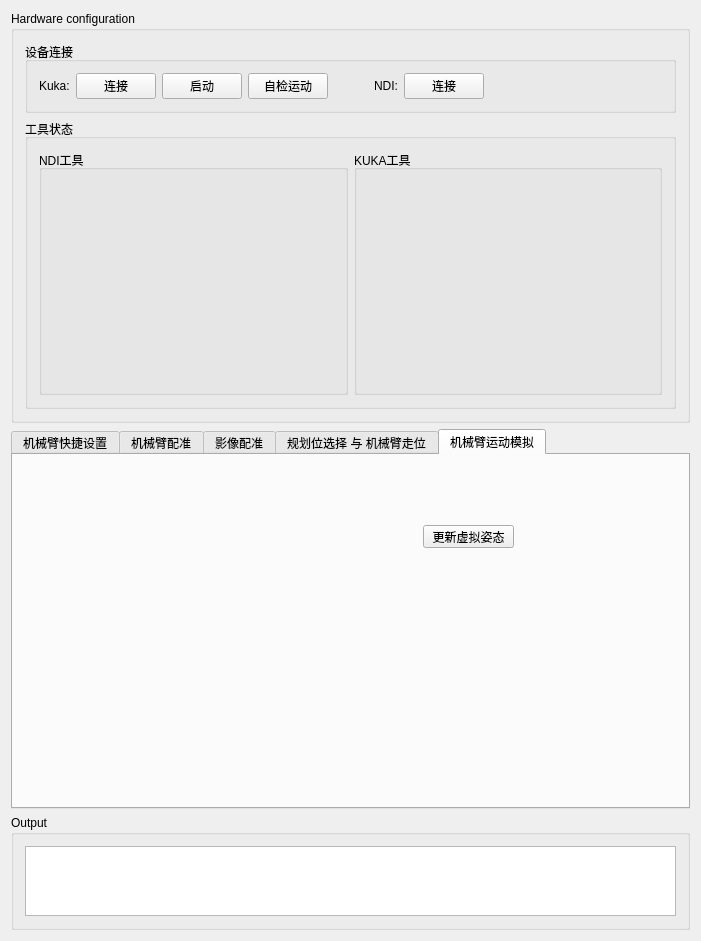
zhaomengxiao/LancetMITK-Adition, file Plugins/org.mitk.lancet.surgicalsimulate/src/internal/SurgicalSimulateControls.ui: the form before one commit.
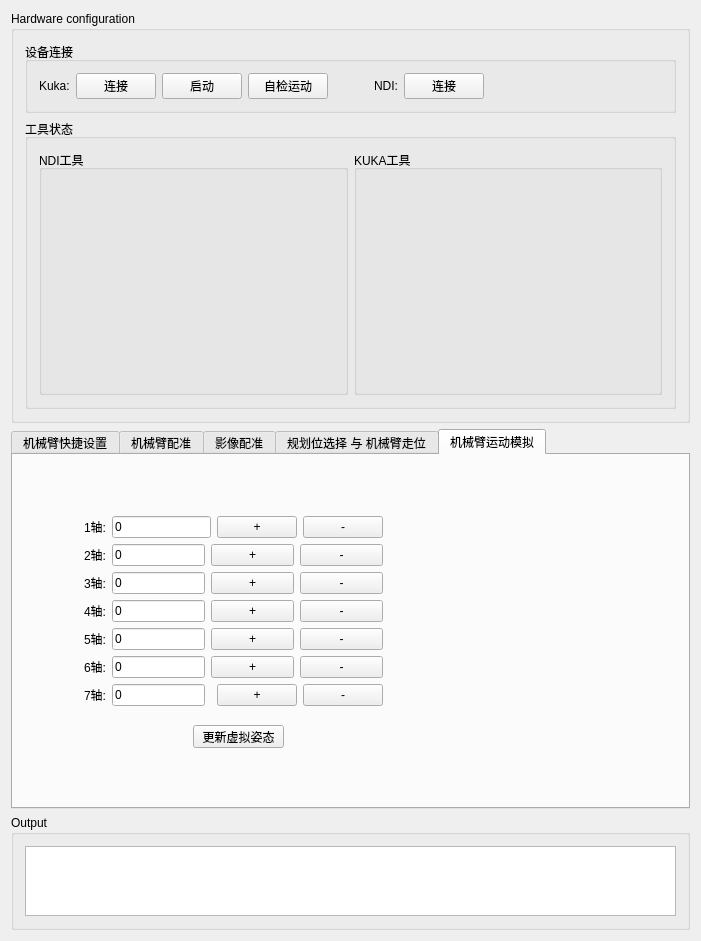
The form after the commit. Custom widgets are drawn as their Qt base class.

Commit message: Feature(SurgicalSimulate): robot surface move simulation

```diff
--- a/Plugins/org.mitk.lancet.surgicalsimulate/src/internal/SurgicalSimulateControls.ui
+++ b/Plugins/org.mitk.lancet.surgicalsimulate/src/internal/SurgicalSimulateControls.ui
@@ -1212,8 +1212,8 @@
       <widget class="QPushButton" name="pushButton_updateRobotSimuPose">
        <property name="geometry">
         <rect>
-         <x>410</x>
-         <y>70</y>
+         <x>180</x>
+         <y>270</y>
          <width>91</width>
          <height>23</height>
         </rect>
@@ -1227,15 +1227,17 @@
         <rect>
          <x>60</x>
          <y>50</y>
-         <width>159</width>
-         <height>22</height>
+         <width>321</width>
+         <height>213</height>
         </rect>
        </property>
+       <layout class="QGridLayout" name="gridLayout_16">
+        <item row="0" column="0" colspan="2">
        <layout class="QHBoxLayout" name="horizontalLayout_3">
         <item>
          <widget class="QLabel" name="label_7">
           <property name="text">
-           <string>1轴：</string>
+             <string>1轴:</string>
           </property>
          </widget>
         </item>
@@ -1247,21 +1249,31 @@
          </widget>
         </item>
        </layout>
-      </widget>
-      <widget class="QWidget" name="">
-       <property name="geometry">
-        <rect>
-         <x>60</x>
-         <y>90</y>
-         <width>159</width>
-         <height>22</height>
-        </rect>
-       </property>
+        </item>
+        <item row="0" column="2">
+         <layout class="QHBoxLayout" name="horizontalLayout_29">
+          <item>
+           <widget class="QPushButton" name="pushButton_a1_p">
+            <property name="text">
+             <string>+</string>
+            </property>
+           </widget>
+          </item>
+          <item>
+           <widget class="QPushButton" name="pushButton_a1_m">
+            <property name="text">
+             <string>-</string>
+            </property>
+           </widget>
+          </item>
+         </layout>
+        </item>
+        <item row="1" column="0">
        <layout class="QHBoxLayout" name="horizontalLayout_19">
         <item>
          <widget class="QLabel" name="label_20">
           <property name="text">
-           <string>2轴：</string>
+             <string>2轴:</string>
           </property>
          </widget>
         </item>
@@ -1273,21 +1285,31 @@
          </widget>
         </item>
        </layout>
-      </widget>
-      <widget class="QWidget" name="">
-       <property name="geometry">
-        <rect>
-         <x>60</x>
-         <y>130</y>
-         <width>159</width>
-         <height>22</height>
-        </rect>
-       </property>
+        </item>
+        <item row="1" column="1" colspan="2">
+         <layout class="QHBoxLayout" name="horizontalLayout_30">
+          <item>
+           <widget class="QPushButton" name="pushButton_a2_p">
+            <property name="text">
+             <string>+</string>
+            </property>
+           </widget>
+          </item>
+          <item>
+           <widget class="QPushButton" name="pushButton_a2_m">
+            <property name="text">
+             <string>-</string>
+            </property>
+           </widget>
+          </item>
+         </layout>
+        </item>
+        <item row="2" column="0">
        <layout class="QHBoxLayout" name="horizontalLayout_20">
         <item>
          <widget class="QLabel" name="label_21">
           <property name="text">
-           <string>3轴：</string>
+             <string>3轴:</string>
           </property>
          </widget>
         </item>
@@ -1299,21 +1321,31 @@
          </widget>
         </item>
        </layout>
-      </widget>
-      <widget class="QWidget" name="">
-       <property name="geometry">
-        <rect>
-         <x>60</x>
-         <y>170</y>
-         <width>159</width>
-         <height>22</height>
-        </rect>
-       </property>
+        </item>
+        <item row="2" column="1" colspan="2">
+         <layout class="QHBoxLayout" name="horizontalLayout_31">
+          <item>
+           <widget class="QPushButton" name="pushButton_a3_p">
+            <property name="text">
+             <string>+</string>
+            </property>
+           </widget>
+          </item>
+          <item>
+           <widget class="QPushButton" name="pushButton_a3_m">
+            <property name="text">
+             <string>-</string>
+            </property>
+           </widget>
+          </item>
+         </layout>
+        </item>
+        <item row="3" column="0">
        <layout class="QHBoxLayout" name="horizontalLayout_21">
         <item>
          <widget class="QLabel" name="label_22">
           <property name="text">
-           <string>4轴：</string>
+             <string>4轴:</string>
           </property>
          </widget>
         </item>
@@ -1325,21 +1357,31 @@
          </widget>
         </item>
        </layout>
-      </widget>
-      <widget class="QWidget" name="">
-       <property name="geometry">
-        <rect>
-         <x>60</x>
-         <y>200</y>
-         <width>159</width>
-         <height>22</height>
-        </rect>
-       </property>
+        </item>
+        <item row="3" column="1" colspan="2">
+         <layout class="QHBoxLayout" name="horizontalLayout_32">
+          <item>
+           <widget class="QPushButton" name="pushButton_a4_p">
+            <property name="text">
+             <string>+</string>
+            </property>
+           </widget>
+          </item>
+          <item>
+           <widget class="QPushButton" name="pushButton_a4_m">
+            <property name="text">
+             <string>-</string>
+            </property>
+           </widget>
+          </item>
+         </layout>
+        </item>
+        <item row="4" column="0">
        <layout class="QHBoxLayout" name="horizontalLayout_26">
         <item>
          <widget class="QLabel" name="label_26">
           <property name="text">
-           <string>5轴：</string>
+             <string>5轴:</string>
           </property>
          </widget>
         </item>
@@ -1351,21 +1393,31 @@
          </widget>
         </item>
        </layout>
-      </widget>
-      <widget class="QWidget" name="">
-       <property name="geometry">
-        <rect>
-         <x>60</x>
-         <y>240</y>
-         <width>159</width>
-         <height>22</height>
-        </rect>
-       </property>
+        </item>
+        <item row="4" column="1" colspan="2">
+         <layout class="QHBoxLayout" name="horizontalLayout_33">
+          <item>
+           <widget class="QPushButton" name="pushButton_a5_p">
+            <property name="text">
+             <string>+</string>
+            </property>
+           </widget>
+          </item>
+          <item>
+           <widget class="QPushButton" name="pushButton_a5_m">
+            <property name="text">
+             <string>-</string>
+            </property>
+           </widget>
+          </item>
+         </layout>
+        </item>
+        <item row="5" column="0">
        <layout class="QHBoxLayout" name="horizontalLayout_27">
         <item>
          <widget class="QLabel" name="label_27">
           <property name="text">
-           <string>6轴：</string>
+             <string>6轴:</string>
           </property>
          </widget>
         </item>
@@ -1377,21 +1429,31 @@
          </widget>
         </item>
        </layout>
-      </widget>
-      <widget class="QWidget" name="">
-       <property name="geometry">
-        <rect>
-         <x>60</x>
-         <y>270</y>
-         <width>159</width>
-         <height>22</height>
-        </rect>
-       </property>
+        </item>
+        <item row="5" column="1" colspan="2">
+         <layout class="QHBoxLayout" name="horizontalLayout_34">
+          <item>
+           <widget class="QPushButton" name="pushButton_a6_p">
+            <property name="text">
+             <string>+</string>
+            </property>
+           </widget>
+          </item>
+          <item>
+           <widget class="QPushButton" name="pushButton_a6_m">
+            <property name="text">
+             <string>-</string>
+            </property>
+           </widget>
+          </item>
+         </layout>
+        </item>
+        <item row="6" column="0">
        <layout class="QHBoxLayout" name="horizontalLayout_28">
         <item>
          <widget class="QLabel" name="label_28">
           <property name="text">
-           <string>7轴：</string>
+             <string>7轴:</string>
           </property>
          </widget>
         </item>
@@ -1399,6 +1461,52 @@
          <widget class="QLineEdit" name="lineEdit_jt_7">
           <property name="text">
            <string>0</string>
+            </property>
+           </widget>
+          </item>
+         </layout>
+        </item>
+        <item row="6" column="2">
+         <layout class="QHBoxLayout" name="horizontalLayout_35">
+          <item>
+           <widget class="QPushButton" name="pushButton_a7_p">
+            <property name="text">
+             <string>+</string>
+            </property>
+           </widget>
+          </item>
+          <item>
+           <widget class="QPushButton" name="pushButton_a7_m">
+            <property name="text">
+             <string>-</string>
+            </property>
+           </widget>
+          </item>
+         </layout>
+        </item>
+       </layout>
+      </widget>
+      <widget class="QWidget" name="">
+       <property name="geometry">
+        <rect>
+         <x>110</x>
+         <y>20</y>
+         <width>195</width>
+         <height>22</height>
+        </rect>
+       </property>
+       <layout class="QHBoxLayout" name="horizontalLayout_36">
+        <item>
+         <widget class="QLabel" name="label_29">
+          <property name="text">
+           <string>Step Size (degree):</string>
+          </property>
+         </widget>
+        </item>
+        <item>
+         <widget class="QLineEdit" name="lineEdit_robotMoveStep">
+          <property name="text">
+           <string>4</string>
           </property>
          </widget>
         </item>
```
Lines whose indentation alone changed are shown as unchanged. The commit also changes 2 other files.
